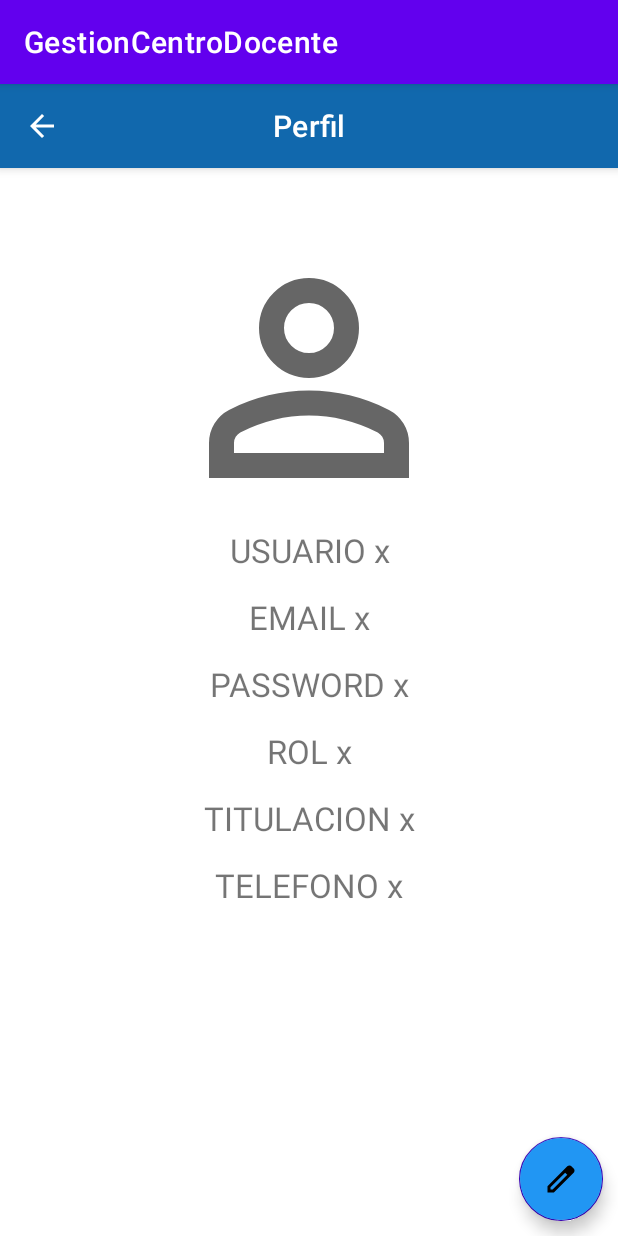
After one commit to Juana1105/GestionCentroDocente, an Android app: the Perfil screen opened directly, with no data from a screen before it, on a phone screen of 412 x 824 dp. The commit adds this screen. Run offline under Robolectric (Android 15) with nearby library versions, the phone set to English and light mode, and no system bars.

Commit message:
añadido pantallaPerfil. perfilesDocente_Coo_JE actualizados_ PANTALLA ENVIAR AVISOS terminar

```diff
--- a/app/src/main/AndroidManifest.xml
+++ b/app/src/main/AndroidManifest.xml
@@ -13,13 +13,16 @@
         android:theme="@style/Theme.GestionCentroDocente"
         tools:targetApi="31">
         <activity
+            android:name=".Perfil"
+            android:exported="false" />
+        <activity
             android:name=".AcercaDe"
             android:exported="false" />
         <activity
             android:name=".PantallaEnviarMensajeJE"
             android:exported="false" />
         <activity
-            android:name=".PantallaGestionAdmin2"
+            android:name=".PantallaGestionarTareasAdminJE"
             android:exported="false" />
         <activity
             android:name=".PantallaGestionGuardias"
--- a/app/src/main/java/com/example/gestioncentrodocente/PantallaGestionAdmin2.java
+++ b/app/src/main/java/com/example/gestioncentrodocente/PantallaGestionarTareasAdminJE.java
@@ -10,17 +10,17 @@ import android.widget.ArrayAdapter;
 import android.widget.Button;
 import android.widget.Spinner;
 
-public class PantallaGestionAdmin2 extends AppCompatActivity {
+public class PantallaGestionarTareasAdminJE extends AppCompatActivity {
 
     @Override
     protected void onCreate(Bundle savedInstanceState) {
         super.onCreate(savedInstanceState);
-        setContentView(R.layout.activity_pantalla_gestion_admin2);
+        setContentView(R.layout.activity_pantalla_gestion_tareas_je);
         Button adjudicar=(Button)findViewById(R.id.botonPantallaGestTadjudicar);
         adjudicar.setOnClickListener(new View.OnClickListener() {
             @Override
             public void onClick(View view) {
-                Intent pantallaPrincipal=new Intent(PantallaGestionAdmin2.this,PantallaPrincipal.class);
+                Intent pantallaPrincipal=new Intent(PantallaGestionarTareasAdminJE.this,PantallaPrincipal.class);
                 startActivity(pantallaPrincipal);
             }
         });
--- /dev/null
+++ b/app/src/main/java/com/example/gestioncentrodocente/Perfil.java
@@ -0,0 +1,14 @@
+package com.example.gestioncentrodocente;
+
+import androidx.appcompat.app.AppCompatActivity;
+
+import android.os.Bundle;
+
+public class Perfil extends AppCompatActivity {
+
+    @Override
+    protected void onCreate(Bundle savedInstanceState) {
+        super.onCreate(savedInstanceState);
+        setContentView(R.layout.activity_perfil);
+    }
+}
--- /dev/null
+++ b/app/src/main/res/drawable/edit.xml
@@ -0,0 +1,10 @@
+<vector xmlns:android="http://schemas.android.com/apk/res/android"
+    android:width="24dp"
+    android:height="24dp"
+    android:viewportWidth="960"
+    android:viewportHeight="960"
+    android:tint="?attr/colorControlNormal">
+  <path
+      android:fillColor="@android:color/white"
+      android:pathData="M200,760L257,760L648,369L591,312L200,703L200,760ZM120,840L120,670L648,143Q660,132 674.5,126Q689,120 705,120Q721,120 736,126Q751,132 762,144L817,200Q829,211 834.5,226Q840,241 840,256Q840,272 834.5,286.5Q829,301 817,313L290,840L120,840ZM760,256L760,256L704,200L704,200L760,256ZM619,341L591,312L591,312L648,369L648,369L619,341Z"/>
+</vector>
--- /dev/null
+++ b/app/src/main/res/drawable/person.xml
@@ -0,0 +1,10 @@
+<vector xmlns:android="http://schemas.android.com/apk/res/android"
+    android:width="24dp"
+    android:height="24dp"
+    android:viewportWidth="960"
+    android:viewportHeight="960"
+    android:tint="?attr/colorControlNormal">
+  <path
+      android:fillColor="@android:color/white"
+      android:pathData="M480,480Q414,480 367,433Q320,386 320,320Q320,254 367,207Q414,160 480,160Q546,160 593,207Q640,254 640,320Q640,386 593,433Q546,480 480,480ZM160,800L160,688Q160,654 177.5,625.5Q195,597 224,582Q286,551 350,535.5Q414,520 480,520Q546,520 610,535.5Q674,551 736,582Q765,597 782.5,625.5Q800,654 800,688L800,800L160,800ZM240,720L720,720L720,688Q720,677 714.5,668Q709,659 700,654Q646,627 591,613.5Q536,600 480,600Q424,600 369,613.5Q314,627 260,654Q251,659 245.5,668Q240,677 240,688L240,720ZM480,400Q513,400 536.5,376.5Q560,353 560,320Q560,287 536.5,263.5Q513,240 480,240Q447,240 423.5,263.5Q400,287 400,320Q400,353 423.5,376.5Q447,400 480,400ZM480,320Q480,320 480,320Q480,320 480,320Q480,320 480,320Q480,320 480,320Q480,320 480,320Q480,320 480,320Q480,320 480,320Q480,320 480,320ZM480,720L480,720Q480,720 480,720Q480,720 480,720Q480,720 480,720Q480,720 480,720Q480,720 480,720Q480,720 480,720Q480,720 480,720Q480,720 480,720L480,720L480,720Z"/>
+</vector>
--- a/app/src/main/res/layout/activity_menu_inicio.xml
+++ b/app/src/main/res/layout/activity_menu_inicio.xml
@@ -44,7 +44,7 @@
         android:layout_marginRight="10dp"
         android:layout_marginBottom="20dp"
         android:layout_marginTop="20dp"
-        android:hint="@string/emailText"
+        android:hint="@string/nombreUsuario"
         app:startIconDrawable="@drawable/user"
         app:endIconMode="clear_text">
 
--- a/app/src/main/res/layout/activity_pantalla_calendario_reuniones.xml
+++ b/app/src/main/res/layout/activity_pantalla_calendario_reuniones.xml
@@ -21,6 +21,7 @@
         android:layout_marginBottom="40dp">
 
     </TextView>
+
     <CalendarView
         android:id="@+id/calendarioPantallaReuniones"
         android:layout_width="wrap_content"
@@ -28,6 +29,7 @@
         android:layout_marginBottom="30dp">
 
     </CalendarView>
+
     <Button
         android:id="@+id/botonAceptarPantallaCalendario"
         android:layout_width="300dp"
--- a/app/src/main/res/layout/activity_pantalla_gestion_admin2.xml
+++ b/app/src/main/res/layout/activity_pantalla_gestion_tareas_je.xml
@@ -6,7 +6,7 @@
     android:layout_width="match_parent"
     android:layout_height="match_parent"
     android:orientation="vertical"
-    tools:context=".PantallaGestionAdmin2">
+    tools:context=".PantallaGestionarTareasAdminJE">
 
     <LinearLayout
         android:id="@+id/lineaLayoutPantallaGestionTareasJE"
--- /dev/null
+++ b/app/src/main/res/layout/activity_perfil.xml
@@ -0,0 +1,109 @@
+<?xml version="1.0" encoding="utf-8"?>
+<RelativeLayout
+
+    xmlns:android="http://schemas.android.com/apk/res/android"
+    xmlns:app="http://schemas.android.com/apk/res-auto"
+    xmlns:tools="http://schemas.android.com/tools"
+    android:layout_width="match_parent"
+    android:layout_height="match_parent"
+    tools:context=".Perfil">
+
+
+    <com.google.android.material.appbar.MaterialToolbar
+        android:id="@+id/encabezadoNuevoModulo"
+        style="@style/Widget.MaterialComponents.Toolbar.Primary"
+        android:layout_width="match_parent"
+        android:layout_height="?attr/actionBarSize"
+        app:title="@string/textoPerfil"
+        app:titleCentered="true"
+        android:layout_marginBottom="40dp"
+        android:backgroundTint="@color/blue_dark"
+        app:navigationIcon="@drawable/arrow_back"/>
+
+    <ImageView
+        android:id="@+id/imagenPerfil"
+        android:layout_width="match_parent"
+        android:layout_height="200dp"
+        android:textAlignment="center"
+        android:src="@drawable/person"
+        android:layout_below="@id/encabezadoNuevoModulo">
+    </ImageView>
+
+    <LinearLayout
+        android:id="@+id/contenedorInfo"
+        android:layout_width="match_parent"
+        android:layout_height="wrap_content"
+        android:layout_below="@id/imagenPerfil"
+        android:orientation="vertical">
+        <TextView
+            android:id="@+id/textViewNombre"
+            android:layout_width="match_parent"
+            android:layout_height="wrap_content"
+            android:text="USUARIO x"
+            android:textSize="22sp"
+            android:textAlignment="center"
+            android:layout_marginBottom="15dp"
+            style="@style/Widget.MaterialComponents.TextView"/>
+        <TextView
+            android:id="@+id/textViewEmail"
+            android:layout_width="match_parent"
+            android:layout_height="wrap_content"
+            android:text="EMAIL x"
+            android:textSize="22sp"
+            android:textAlignment="center"
+            android:layout_marginBottom="15dp"
+            style="@style/Widget.MaterialComponents.TextView"/>
+        <TextView
+            android:id="@+id/textViewPassword"
+            android:layout_width="match_parent"
+            android:layout_height="wrap_content"
+            android:text="PASSWORD x"
+            android:textSize="22sp"
+            android:textAlignment="center"
+            android:layout_marginBottom="15dp"
+            style="@style/Widget.MaterialComponents.TextView"/>
+        <TextView
+            android:id="@+id/textViewRol"
+            android:layout_width="match_parent"
+            android:layout_height="wrap_content"
+            android:text="ROL x"
+            android:textSize="22sp"
+            android:textAlignment="center"
+            android:layout_marginBottom="15dp"
+            style="@style/Widget.MaterialComponents.TextView"/>
+        <TextView
+            android:id="@+id/textViewTitulacion"
+            android:layout_width="match_parent"
+            android:layout_height="wrap_content"
+            android:text="TITULACION x"
+            android:textSize="22sp"
+            android:textAlignment="center"
+            android:layout_marginBottom="15dp"
+            style="@style/Widget.MaterialComponents.TextView"/>
+        <TextView
+            android:id="@+id/textViewTelefono"
+            android:layout_width="match_parent"
+            android:layout_height="wrap_content"
+            android:text="TELEFONO x"
+            android:textSize="22sp"
+            android:textAlignment="center"
+            android:layout_marginBottom="15dp"
+            style="@style/Widget.MaterialComponents.TextView"/>
+    </LinearLayout>
+
+
+    <com.google.android.material.floatingactionbutton.FloatingActionButton
+        android:id="@+id/floatingEditarPerfil"
+        android:layout_width="wrap_content"
+        android:layout_height="wrap_content"
+        android:layout_gravity="bottom|end"
+        android:layout_alignParentBottom="true"
+        android:layout_alignParentRight="true"
+        android:layout_marginRight="10dp"
+        android:layout_marginBottom="10dp"
+        app:fabSize="auto"
+        android:src="@drawable/edit"
+        android:backgroundTint="@color/blue"/>
+
+
+</RelativeLayout>
```
Also changed, not shown: app/src/main/java/com/example/gestioncentrodocente/PantallaEnviarAvisos.java (+7 -43 lines), app/src/main/java/com/example/gestioncentrodocente/PantallaPrincipal.java (+8 -45 lines), app/src/main/java/com/example/gestioncentrodocente/PantallaRegistro.java (+3 -4 lines), app/src/main/java/com/example/gestioncentrodocente/Usuario.java (+1 -10 lines), app/src/main/res/layout/activity_pantalla_enviar_avisos.xml (+6 -63 lines), app/src/main/res/layout/activity_pantalla_principal_coordinador.xml (+6 -6 lines), app/src/main/res/layout/activity_pantalla_principal_jestudios.xml (+68 -144 lines), app/src/main/res/values/strings.xml (+4 -4 lines), app/src/main/res/drawable/mail_image.png (added).
